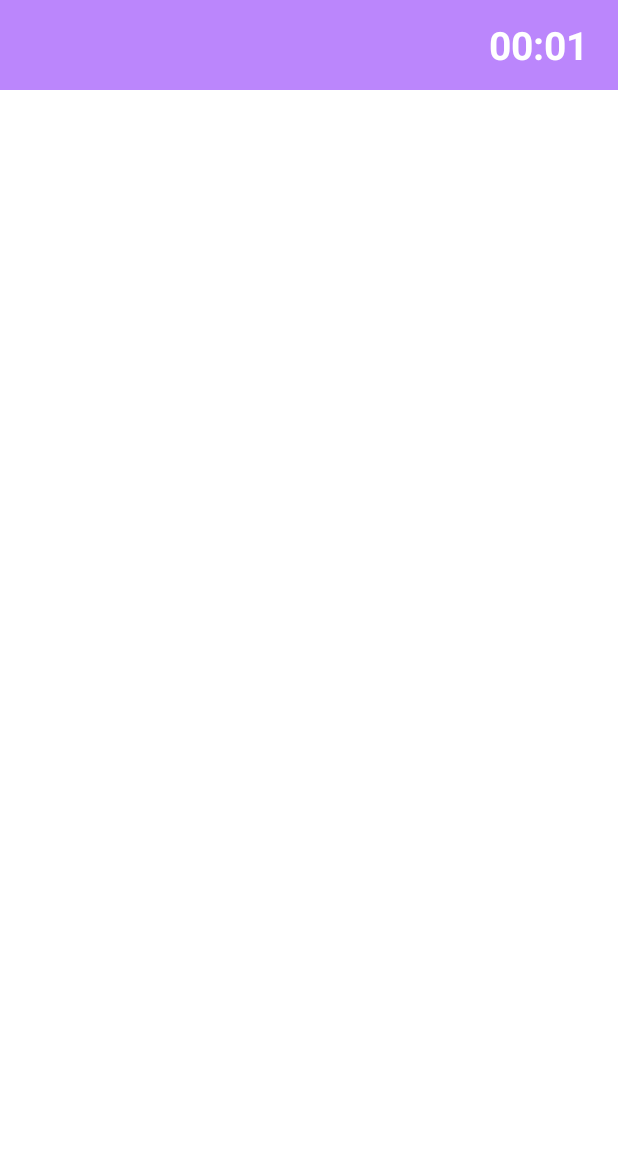
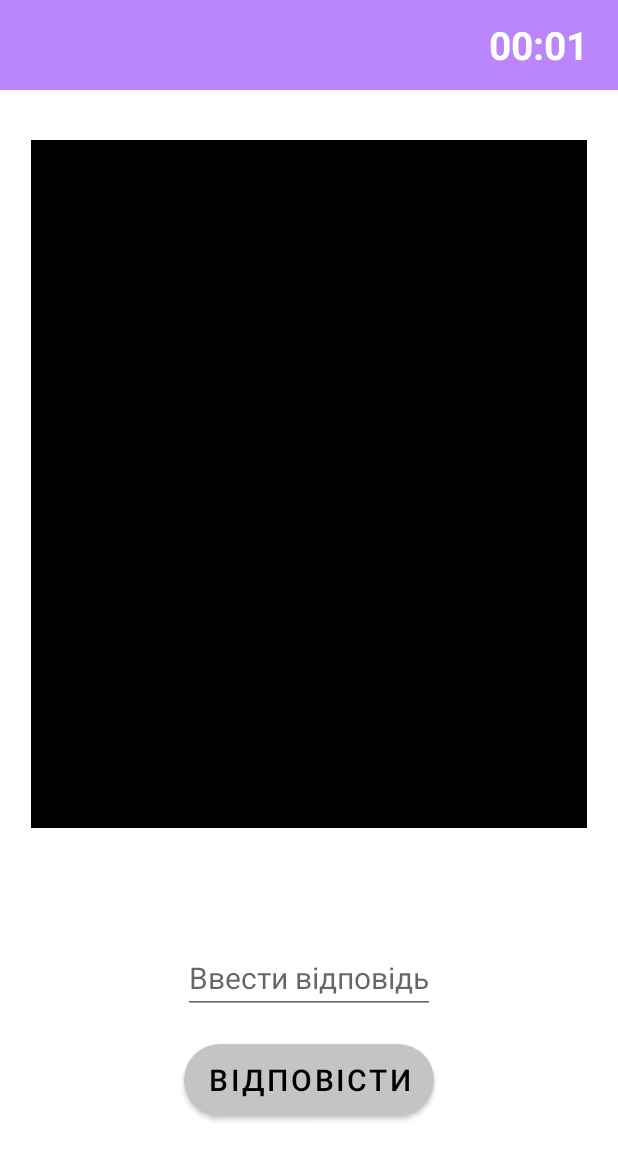
Before and after one commit to YevheniiSych/BetAccountant, an Android app: the FirstLevelFragment screen opened through its navigation route, on a phone screen of 412 x 824 dp. Shown: the top 1160 px of the screen. Run offline under Robolectric (Android 15) with nearby library versions, the phone set to English and light mode, and no system bars.

Commit message:
Answer button was implemented. Night mode was disabled.

```diff
--- /dev/null
+++ b/app/src/main/res/drawable/answer_button_background.xml
@@ -0,0 +1,8 @@
+<?xml version="1.0" encoding="utf-8"?>
+<shape xmlns:android="http://schemas.android.com/apk/res/android"
+    android:shape="rectangle">
+    <solid
+        android:width="1dp"
+        android:color="@color/base_grey" />
+    <corners android:radius="1000dp" />
+</shape>
--- /dev/null
+++ b/app/src/main/res/layout/answer_button_layout.xml
@@ -0,0 +1,10 @@
+<?xml version="1.0" encoding="utf-8"?>
+<Button xmlns:android="http://schemas.android.com/apk/res/android"
+    android:layout_width="0dp"
+    android:layout_height="0dp"
+    android:background="@drawable/answer_button_background"
+    android:gravity="center"
+    android:text="@string/answer"
+    android:textAllCaps="true"
+    android:textColor="@color/black"
+    android:textSize="20sp"/>
--- a/app/src/main/res/layout/fragment_first_level.xml
+++ b/app/src/main/res/layout/fragment_first_level.xml
@@ -1,8 +1,47 @@
 <?xml version="1.0" encoding="utf-8"?>
-<FrameLayout xmlns:android="http://schemas.android.com/apk/res/android"
+<androidx.constraintlayout.widget.ConstraintLayout xmlns:android="http://schemas.android.com/apk/res/android"
+    xmlns:app="http://schemas.android.com/apk/res-auto"
     xmlns:tools="http://schemas.android.com/tools"
     android:layout_width="match_parent"
     android:layout_height="match_parent"
+    android:background="@android:color/transparent"
     tools:context="fragment.FirstLevelFragment">
 
-</FrameLayout>
+    <ImageView
+        android:id="@+id/imageView"
+        android:layout_width="0dp"
+        android:layout_height="0dp"
+        android:src="@color/black"
+        app:layout_constraintBottom_toBottomOf="parent"
+        app:layout_constraintEnd_toEndOf="parent"
+        app:layout_constraintHeight_percent="0.6"
+        app:layout_constraintStart_toStartOf="parent"
+        app:layout_constraintTop_toTopOf="parent"
+        app:layout_constraintVertical_bias="0.109"
+        app:layout_constraintWidth_percent="0.9" />
+
+    <EditText
+        android:id="@+id/editText"
+        android:layout_width="wrap_content"
+        android:layout_height="wrap_content"
+        android:hint="@string/input_answer"
+        android:importantForAutofill="no"
+        android:inputType="number"
+        android:textSize="20sp"
+        app:layout_constraintBottom_toBottomOf="parent"
+        app:layout_constraintEnd_toEndOf="parent"
+        app:layout_constraintStart_toStartOf="parent"
+        app:layout_constraintTop_toBottomOf="@+id/imageView"
+        app:layout_constraintVertical_bias="0.34" />
+
+    <include
+        layout="@layout/answer_button_layout"
+        android:layout_width="wrap_content"
+        android:layout_height="wrap_content"
+        app:layout_constraintBottom_toBottomOf="parent"
+        app:layout_constraintEnd_toEndOf="parent"
+        app:layout_constraintStart_toStartOf="parent"
+        app:layout_constraintTop_toBottomOf="@+id/editText"
+        app:layout_constraintVertical_bias="0.2" />
+
+</androidx.constraintlayout.widget.ConstraintLayout>
--- a/app/src/main/res/values-night/themes.xml
+++ /dev/null
@@ -1,16 +0,0 @@
-<resources xmlns:tools="http://schemas.android.com/tools">
-    <!-- Base application theme. -->
-    <style name="Theme.BetAccountant" parent="Theme.MaterialComponents.DayNight.NoActionBar">
-        <!-- Primary brand color. -->
-        <item name="colorPrimary">@color/purple_200</item>
-        <item name="colorPrimaryVariant">@color/purple_700</item>
-        <item name="colorOnPrimary">@color/black</item>
-        <!-- Secondary brand color. -->
-        <item name="colorSecondary">@color/teal_200</item>
-        <item name="colorSecondaryVariant">@color/teal_200</item>
-        <item name="colorOnSecondary">@color/black</item>
-        <!-- Status bar color. -->
-        <item name="android:statusBarColor" tools:targetApi="l">?attr/colorPrimaryVariant</item>
-        <!-- Customize your theme here. -->
-    </style>
-</resources>
--- a/app/src/main/res/values/colors.xml
+++ b/app/src/main/res/values/colors.xml
@@ -7,4 +7,5 @@
     <color name="teal_700">#FF018786</color>
     <color name="black">#FF000000</color>
     <color name="white">#FFFFFFFF</color>
+    <color name="base_grey">#C4C4C4</color>
 </resources>
--- a/app/src/main/res/values/strings.xml
+++ b/app/src/main/res/values/strings.xml
@@ -6,4 +6,6 @@
     <string name="yes">так</string>
     <string name="no">ні</string>
     <string name="completed_levels">Рівень %d/8</string>
+    <string name="answer">Відповісти</string>
+    <string name="input_answer">Ввести відповідь</string>
 </resources>
--- a/app/src/main/res/values/themes.xml
+++ b/app/src/main/res/values/themes.xml
@@ -1,8 +1,8 @@
 <resources xmlns:tools="http://schemas.android.com/tools">
     <!-- Base application theme. -->
-    <style name="Theme.BetAccountant" parent="Theme.MaterialComponents.DayNight.NoActionBar">
+    <style name="Theme.BetAccountant" parent="Theme.MaterialComponents.Light.NoActionBar">
         <!-- Primary brand color. -->
-        <item name="colorPrimary">@color/purple_500</item>
+        <item name="colorPrimary">@color/base_grey</item>
         <item name="colorPrimaryVariant">@color/purple_700</item>
         <item name="colorOnPrimary">@color/white</item>
         <!-- Secondary brand color. -->
```
